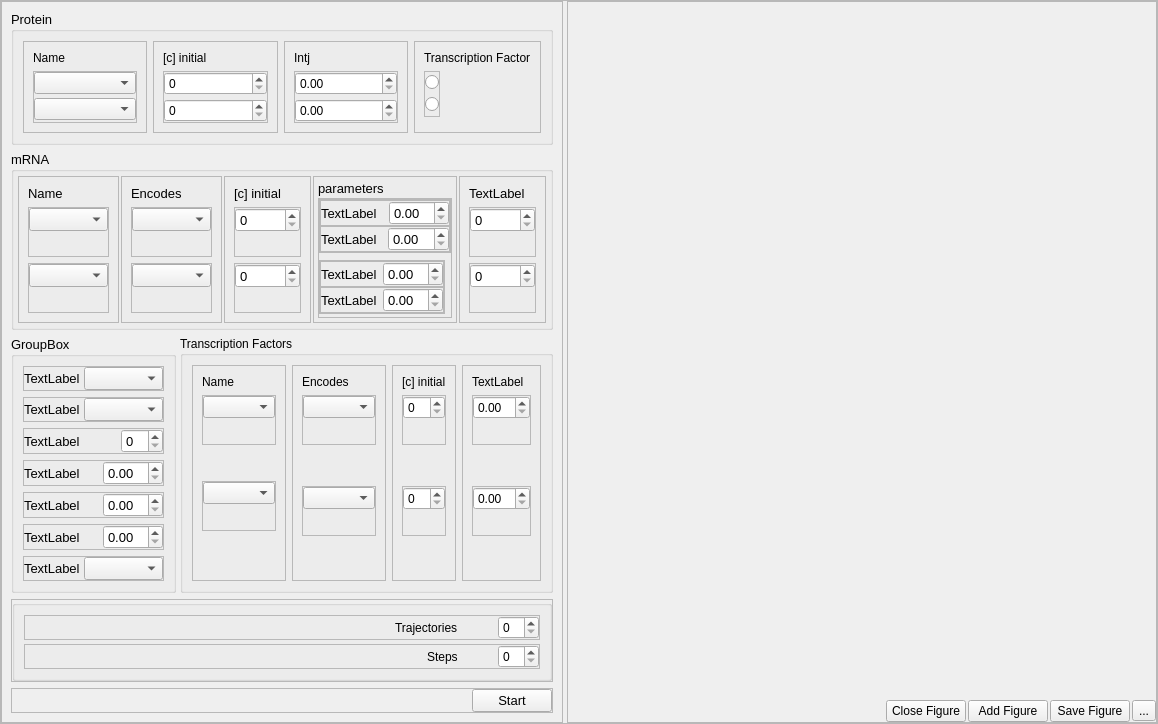
The window that Generated_UI/DefaultMode.ui (matchy-at-ethz/pls-2024-group-c) describes before a commit, drawn with Qt 5.
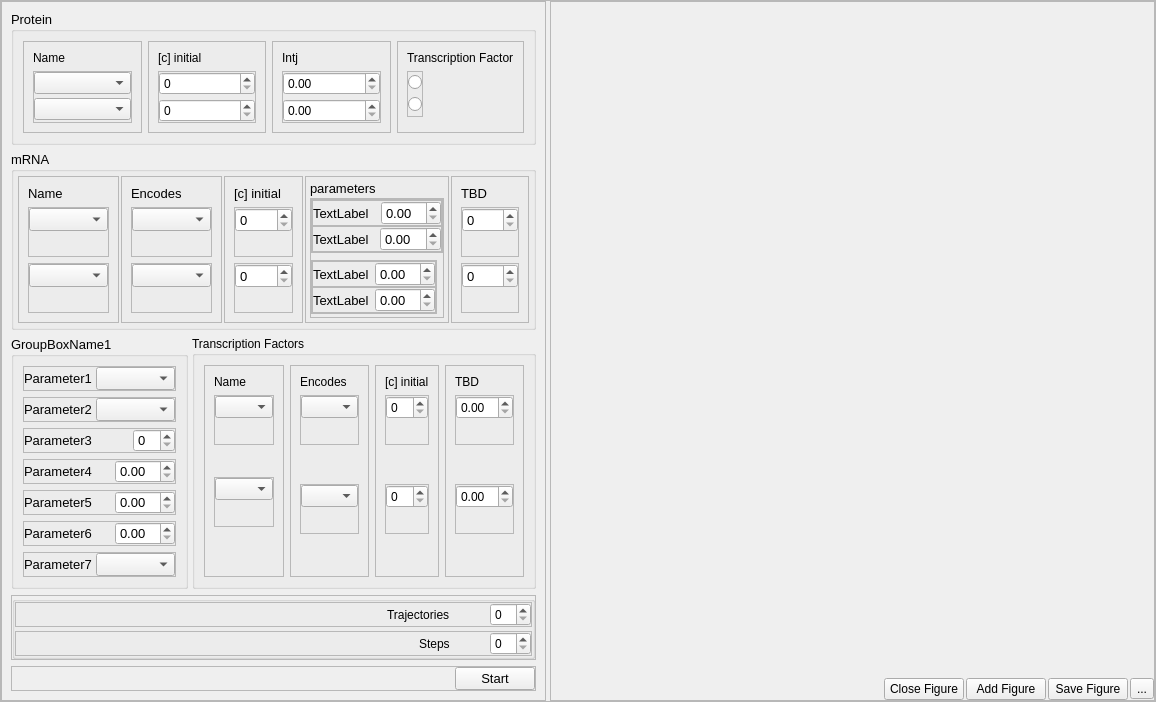
The same window after the commit.

Diff of the .ui file:
```diff
--- a/Generated_UI/DefaultMode.ui
+++ b/Generated_UI/DefaultMode.ui
@@ -6,7 +6,7 @@
    <rect>
     <x>0</x>
     <y>0</y>
-    <width>1158</width>
+    <width>1156</width>
     <height>702</height>
    </rect>
   </property>
@@ -73,6 +73,12 @@
           <verstretch>0</verstretch>
          </sizepolicy>
         </property>
+        <property name="minimumSize">
+         <size>
+          <width>545</width>
+          <height>700</height>
+         </size>
+        </property>
         <property name="frameShape">
          <enum>QFrame::StyledPanel</enum>
         </property>
@@ -1153,7 +1159,7 @@
                          </widget>
                         </item>
                         <item>
-                         <widget class="QDoubleSpinBox" name="doubleSpinBox_6"/>
+                         <widget class="QDoubleSpinBox" name="mRNAParamDoubleSpinBox1A"/>
                         </item>
                        </layout>
                       </widget>
@@ -1267,7 +1273,7 @@
                          </widget>
                         </item>
                         <item>
-                         <widget class="QDoubleSpinBox" name="doubleSpinBox_5"/>
+                         <widget class="QDoubleSpinBox" name="mRNAParamDoubleSpinBox2A"/>
                         </item>
                        </layout>
                       </widget>
@@ -1346,7 +1352,7 @@
                   </sizepolicy>
                  </property>
                  <property name="text">
-                  <string>TextLabel</string>
+                  <string>TBD</string>
                  </property>
                 </widget>
                </item>
@@ -1562,7 +1568,7 @@
                </font>
               </property>
               <property name="title">
-               <string>GroupBox</string>
+               <string>GroupBoxName1</string>
               </property>
               <layout class="QVBoxLayout" name="verticalLayout_15">
                <item>
@@ -1592,7 +1598,7 @@
                   <item>
                    <widget class="QLabel" name="label">
                     <property name="text">
-                     <string>TextLabel</string>
+                     <string>Parameter1</string>
                     </property>
                    </widget>
                   </item>
@@ -1642,7 +1648,7 @@
                   <item>
                    <widget class="QLabel" name="label_2">
                     <property name="text">
-                     <string>TextLabel</string>
+                     <string>Parameter2</string>
                     </property>
                    </widget>
                   </item>
@@ -1692,7 +1698,7 @@
                   <item>
                    <widget class="QLabel" name="label_3">
                     <property name="text">
-                     <string>TextLabel</string>
+                     <string>Parameter3</string>
                     </property>
                    </widget>
                   </item>
@@ -1742,7 +1748,7 @@
                   <item>
                    <widget class="QLabel" name="label_12">
                     <property name="text">
-                     <string>TextLabel</string>
+                     <string>Parameter4</string>
                     </property>
                    </widget>
                   </item>
@@ -1792,7 +1798,7 @@
                   <item>
                    <widget class="QLabel" name="label_14">
                     <property name="text">
-                     <string>TextLabel</string>
+                     <string>Parameter5</string>
                     </property>
                    </widget>
                   </item>
@@ -1842,7 +1848,7 @@
                   <item>
                    <widget class="QLabel" name="label_15">
                     <property name="text">
-                     <string>TextLabel</string>
+                     <string>Parameter6</string>
                     </property>
                    </widget>
                   </item>
@@ -1892,7 +1898,7 @@
                   <item>
                    <widget class="QLabel" name="label_22">
                     <property name="text">
-                     <string>TextLabel</string>
+                     <string>Parameter7</string>
                     </property>
                    </widget>
                   </item>
@@ -2493,7 +2499,7 @@
                      </sizepolicy>
                     </property>
                     <property name="text">
-                     <string>TextLabel</string>
+                     <string>TBD</string>
                     </property>
                    </widget>
                   </item>
@@ -2713,16 +2719,16 @@
                 <number>4</number>
                </property>
                <property name="leftMargin">
-                <number>9</number>
+                <number>0</number>
                </property>
                <property name="topMargin">
-                <number>9</number>
+                <number>0</number>
                </property>
                <property name="rightMargin">
-                <number>9</number>
+                <number>0</number>
                </property>
                <property name="bottomMargin">
-                <number>9</number>
+                <number>0</number>
                </property>
                <item>
                 <widget class="QFrame" name="frame_54">
```
Left out of the diff: 114 changed lines with no effect on the pictures.
